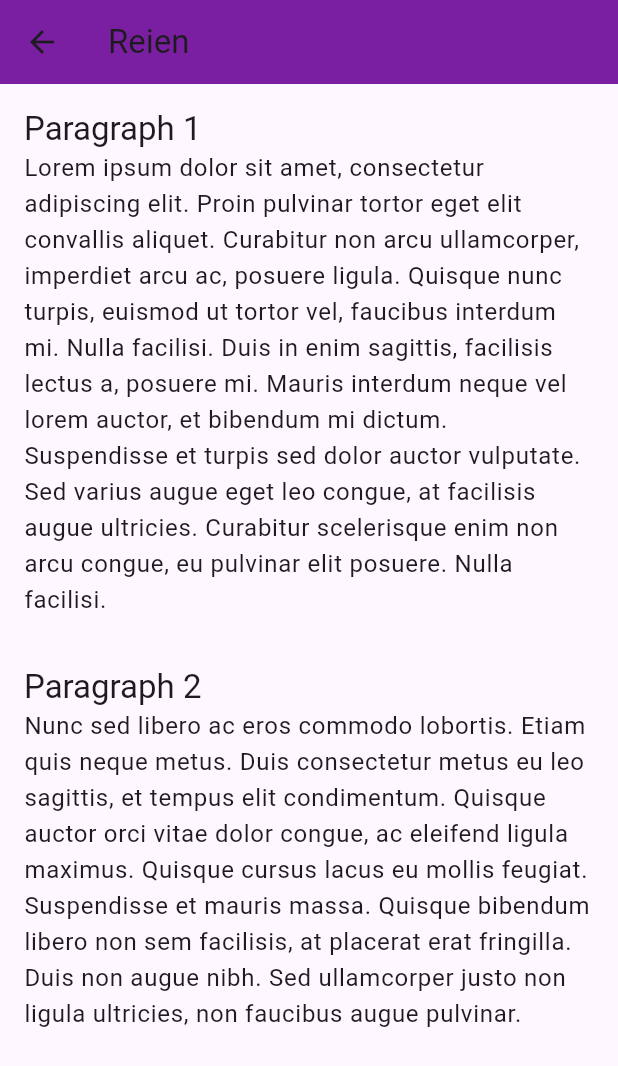
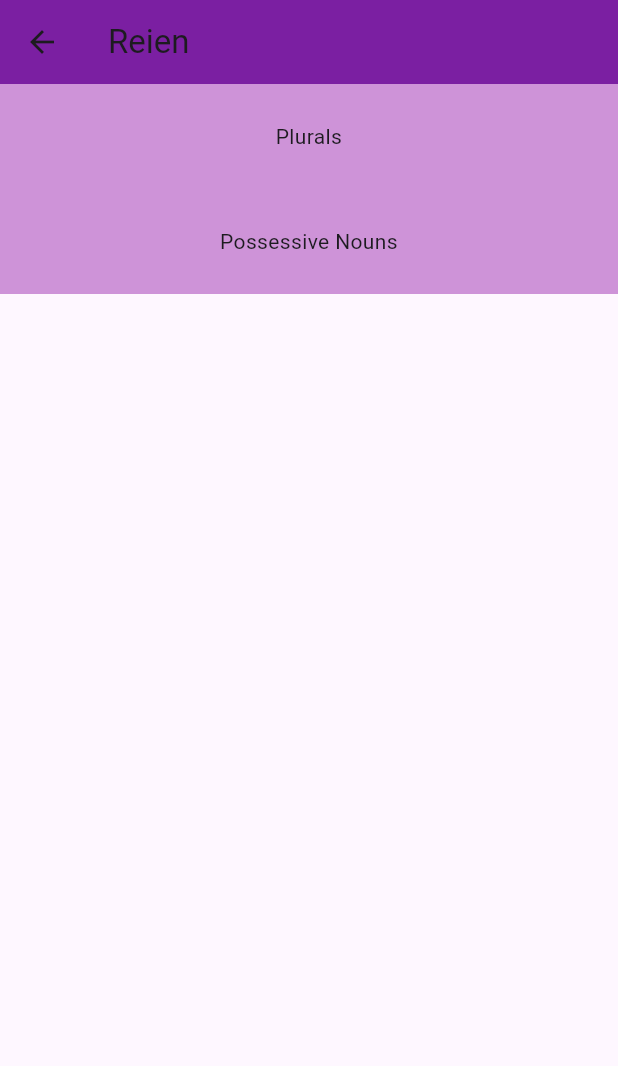
Before and after one commit to Osenian/reien, a Flutter app: the Nouns screen opened directly, on a phone screen of 412 x 824 dp. Shown: the top 1066 px of the screen. Run offline on Flutter 3.47's test engine with Material 3 defaults, Android fonts, the phone set to English and light mode, and no system bars; our stand-ins replace share_plus.

Commit message:
Adds study content to nouns.dart

```diff
--- a/lib/screens/grammar/study/nouns.dart
+++ b/lib/screens/grammar/study/nouns.dart
@@ -1,8 +1,13 @@
 import 'package:flutter/material.dart';
 
-class Nouns extends StatelessWidget {
+class Nouns extends StatefulWidget {
   const Nouns({super.key});
 
+  @override
+  State<Nouns> createState() => _NounsState();
+}
+
+class _NounsState extends State<Nouns> {
   @override
   Widget build(BuildContext context) {
     return SafeArea(
@@ -18,32 +23,117 @@ class Nouns extends StatelessWidget {
           ),
           title: const Text("Reien"),
         ),
-        body: SingleChildScrollView(
-          padding: const EdgeInsets.all(16.0),
+        body: const SingleChildScrollView(
+          child: Center(
             child: Column(
+              mainAxisSize: MainAxisSize.min,
               crossAxisAlignment: CrossAxisAlignment.start,
               children: <Widget>[
-              Text(
-                'Paragraph 1',
-                style: Theme.of(context).textTheme.titleLarge,
+                NounSection(
+                  title: 'Plurals',
+                  content:
+                      'The plural of most nouns is formed by adding final -s.\nFinal -es is added to nouns that end in -sh, -ch, -s, -z, and -x.\nThe plural of words that end in -y is spelled -ies.\nThere are nouns with irregular plural forms.',
                 ),
-              Text(
-                'Lorem ipsum dolor sit amet, consectetur adipiscing elit. Proin pulvinar tortor eget elit convallis aliquet. Curabitur non arcu ullamcorper, imperdiet arcu ac, posuere ligula. Quisque nunc turpis, euismod ut tortor vel, faucibus interdum mi. Nulla facilisi. Duis in enim sagittis, facilisis lectus a, posuere mi. Mauris interdum neque vel lorem auctor, et bibendum mi dictum. Suspendisse et turpis sed dolor auctor vulputate. Sed varius augue eget leo congue, at facilisis augue ultricies. Curabitur scelerisque enim non arcu congue, eu pulvinar elit posuere. Nulla facilisi.',
-                style: Theme.of(context).textTheme.bodyLarge,
-              ),
-              const SizedBox(height: 32.0),
-              Text(
-                'Paragraph 2',
-                style: Theme.of(context).textTheme.titleLarge,
-              ),
-              Text(
-                'Nunc sed libero ac eros commodo lobortis. Etiam quis neque metus. Duis consectetur metus eu leo sagittis, et tempus elit condimentum. Quisque auctor orci vitae dolor congue, ac eleifend ligula maximus. Quisque cursus lacus eu mollis feugiat. Suspendisse et mauris massa. Quisque bibendum libero non sem facilisis, at placerat erat fringilla. Duis non augue nibh. Sed ullamcorper justo non ligula ultricies, non faucibus augue pulvinar.',
-                style: Theme.of(context).textTheme.bodyLarge,
+                NounSection(
+                  title: 'Possessive Nouns',
+                  content:
+                      'To express possession, an apostrophe and an s is added to a singular noun.\nFor plural nouns that end in s, only the apostrophe is included.\nExamples: Italo\'s code. The engineers\' project.',
                 ),
               ],
+            ),
           ),
         ),
       ),
     );
   }
 }
+
+class NounSection extends StatefulWidget {
+  final String title;
+  final String content;
+  const NounSection({required this.title, required this.content, super.key});
+
+  @override
+  State<NounSection> createState() => _NounSectionState();
+}
+
+class _NounSectionState extends State<NounSection>
+    with SingleTickerProviderStateMixin {
+  late AnimationController expandController;
+  late Animation<double> animation;
+  bool _isExpanded = false;
+
+  @override
+  void initState() {
+    super.initState();
+    prepareAnimations();
+  }
+
+  void prepareAnimations() {
+    expandController = AnimationController(
+      vsync: this,
+      duration: const Duration(milliseconds: 500),
+    );
+
+    Animation<double> curve = CurvedAnimation(
+      parent: expandController,
+      curve: Curves.fastOutSlowIn,
+    );
+
+    animation = Tween(begin: 0.0, end: 1.0).animate(curve)
+      ..addListener(() {
+        setState(() {});
+      });
+  }
+
+  @override
+  void dispose() {
+    expandController.dispose();
+    super.dispose();
+  }
+
+  void _toggleExpand() {
+    setState(() {
+      _isExpanded = !_isExpanded;
+      if (_isExpanded) {
+        expandController.forward();
+      } else {
+        expandController.reverse();
+      }
+    });
+  }
+
+  @override
+  Widget build(BuildContext context) {
+    return Column(
+      children: [
+        Material(
+          color: Colors.purple[200],
+          child: InkWell(
+            onTap: _toggleExpand,
+            child: Container(
+              padding: const EdgeInsets.all(25.0),
+              width: double.infinity,
+              child: Text(
+                widget.title,
+                textAlign: TextAlign.center,
+              ),
+            ),
+          ),
+        ),
+        SizeTransition(
+          axisAlignment: 1.0,
+          sizeFactor: animation,
+          child: Container(
+            width: double.infinity,
+            padding: const EdgeInsets.all(25.0),
+            child: Text(
+              widget.content,
+              textAlign: TextAlign.center,
+            ),
+          ),
+        ),
+      ],
+    );
+  }
+}
```
Lines whose indentation alone changed are shown as unchanged.
